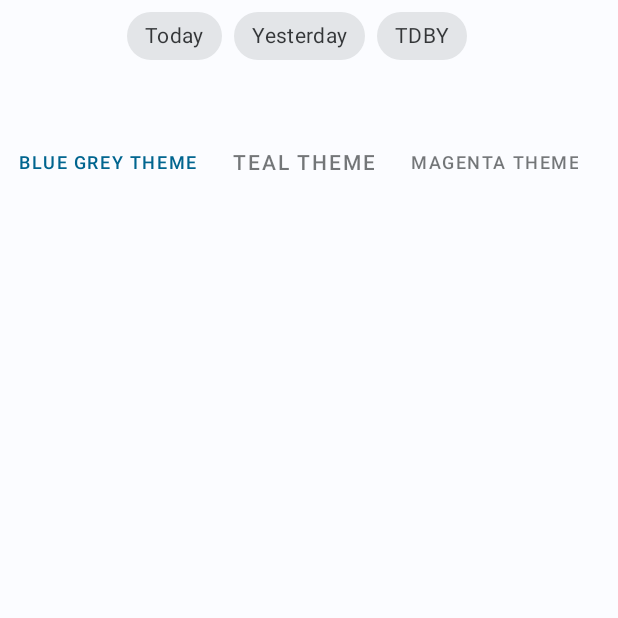
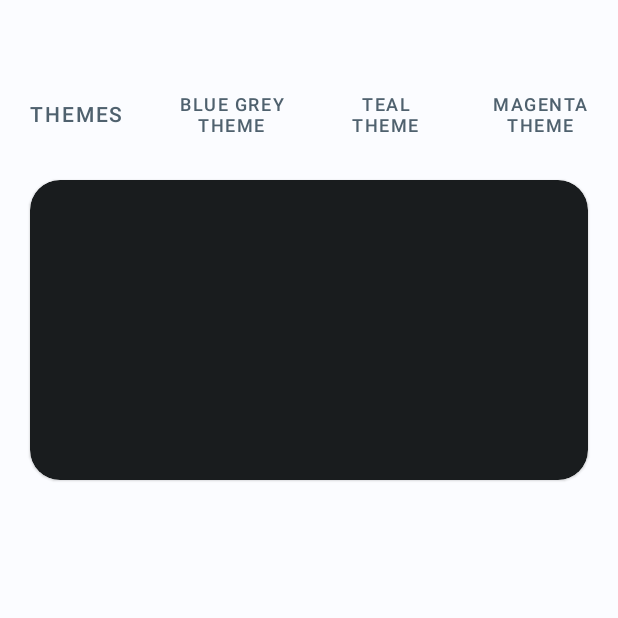
Before and after one commit to PolinaRrr/MD_GBProject, an Android app: the screen it shows after launch (MainActivity), after a tap on "settings", on a phone screen of 412 x 824 dp, the top half of it. Run offline under Robolectric (Android 15) with nearby library versions, the phone set to English and light mode, and no system bars; pictures from the network do not load.

Commit message:
HW 2
Переключение тем: да здравствуют костыли!

```diff
--- a/app/src/main/java/com/example/md_gbproject/view/MainActivity.kt
+++ b/app/src/main/java/com/example/md_gbproject/view/MainActivity.kt
@@ -12,7 +12,6 @@ class MainActivity : AppCompatActivity() {
         super.onCreate(savedInstanceState)
         setTheme(getIdTheme(getCurrentIdTheme()))
         setContentView(R.layout.activity_main)
-
         if (savedInstanceState == null) {
             supportFragmentManager.beginTransaction()
                 .replace(R.id.container, PictureOfDayFragment.newInstance()).commit()
--- a/app/src/main/java/com/example/md_gbproject/view/picture/PictureOfDayFragment.kt
+++ b/app/src/main/java/com/example/md_gbproject/view/picture/PictureOfDayFragment.kt
@@ -3,6 +3,7 @@ package com.example.md_gbproject.view.picture
 import android.content.Intent
 import android.net.Uri
 import android.os.Bundle
+import android.util.Log
 import android.view.*
 import androidx.core.content.ContextCompat
 import androidx.fragment.app.Fragment
@@ -176,7 +177,8 @@ class PictureOfDayFragment : Fragment() {
 
         when (pictureOfDayState) {
             is PictureOfDayState.Error -> {
-
+                Log.d("@@@","error ${pictureOfDayState.error}")
+                Glide.with(this).load(SURPRISE_IMAGE).into(binding.image)
             }
             is PictureOfDayState.Loading -> {
 
--- a/app/src/main/java/com/example/md_gbproject/viewmodel/PictureOfDayViewModel.kt
+++ b/app/src/main/java/com/example/md_gbproject/viewmodel/PictureOfDayViewModel.kt
@@ -34,6 +34,7 @@ class PictureOfDayViewModel(
                 }
             }else{
                 liveData.postValue(PictureOfDayState.Error(Exception()))
+
             }
         }
 
@@ -53,6 +54,7 @@ class PictureOfDayViewModel(
     fun sendRequestForYesterday(){
         liveData.postValue(PictureOfDayState.Loading(null))
         pictureOfTheDayRetrofitImpl.getRetrofit().getPictureOfTheDay(BuildConfig.NASA_API_KEY,Utils.getData(YESTERDAY)).enqueue(callback)
+
     }
 
     //отправка за позавчера
--- a/app/src/main/res/layout/fragment_settings.xml
+++ b/app/src/main/res/layout/fragment_settings.xml
@@ -3,66 +3,41 @@
     xmlns:app="http://schemas.android.com/apk/res-auto"
     android:layout_width="match_parent"
     android:layout_height="match_parent"
-    android:orientation="vertical"
-    android:id="@+id/settings_container">
+    android:orientation="vertical">
 
-
-    <com.google.android.material.chip.ChipGroup
-        android:id="@+id/chip_group"
-        android:layout_width="wrap_content"
-        android:layout_height="wrap_content"
-        android:layout_gravity="center_horizontal"
-        app:layout_constraintEnd_toEndOf="parent"
-        app:layout_constraintHorizontal_bias="0.497"
-        app:layout_constraintStart_toStartOf="parent"
-        app:layout_constraintTop_toTopOf="parent"
-        app:singleSelection="true">
-
-        <com.google.android.material.chip.Chip
-            android:layout_width="wrap_content"
-            android:layout_height="wrap_content"
-            android:text="@string/today" />
-
-        <com.google.android.material.chip.Chip
-            android:layout_width="wrap_content"
-            android:layout_height="wrap_content"
-            android:text="@string/yesterday" />
-
-        <com.google.android.material.chip.Chip
-            android:layout_width="wrap_content"
-            android:layout_height="wrap_content"
-            android:text="@string/tdby" />
-    </com.google.android.material.chip.ChipGroup>
 
     <com.google.android.material.tabs.TabLayout
 
         android:id="@+id/tabLayout"
         android:layout_width="match_parent"
         android:layout_height="wrap_content"
-        android:layout_marginTop="36dp"
-        android:orientation="vertical"
-
+        android:layout_marginTop="52dp"
         app:layout_constraintEnd_toEndOf="parent"
         app:layout_constraintHorizontal_bias="0.0"
         app:layout_constraintStart_toStartOf="parent"
-        app:layout_constraintTop_toBottomOf="@+id/chip_group">
+        app:layout_constraintTop_toTopOf="parent"
+        app:tabIconTint="?attr/brandColor_colorSecondary"
+        app:tabTextColor="?attr/brandColor_colorSecondary">
 
         <com.google.android.material.tabs.TabItem
             android:layout_width="wrap_content"
             android:layout_height="?actionBarSize"
-            android:tag="one"
-            android:text="@string/grey_blue_theme"/>
+            android:text="@string/themes"
+            android:clickable="false"/>
 
         <com.google.android.material.tabs.TabItem
             android:layout_width="wrap_content"
             android:layout_height="?actionBarSize"
-            android:tag="two"
+            android:text="@string/grey_blue_theme" />
+
+        <com.google.android.material.tabs.TabItem
+            android:layout_width="wrap_content"
+            android:layout_height="?actionBarSize"
             android:text="@string/teal_theme" />
 
         <com.google.android.material.tabs.TabItem
             android:layout_width="wrap_content"
             android:layout_height="?actionBarSize"
-            android:tag="three"
             android:text="@string/magenta_theme" />
 
     </com.google.android.material.tabs.TabLayout>
@@ -72,11 +47,12 @@
         android:layout_width="match_parent"
         android:layout_height="200dp"
         android:layout_margin="20dp"
+        android:layout_marginTop="136dp"
         app:cardBackgroundColor="?colorOnBackground"
+        app:cardCornerRadius="20dp"
         app:layout_constraintEnd_toEndOf="parent"
         app:layout_constraintStart_toStartOf="parent"
-        app:layout_constraintTop_toBottomOf="@+id/tabLayout"
-        app:cardCornerRadius="20dp"/>
+        app:layout_constraintTop_toBottomOf="@+id/tabLayout" />
 
 
 </androidx.constraintlayout.widget.ConstraintLayout>
--- a/app/src/main/res/values-night/strings.xml
+++ b/app/src/main/res/values-night/strings.xml
@@ -3,4 +3,5 @@
     <string name="grey_blue_theme">Grey Blue Theme</string>
     <string name="teal_theme">Teal Theme</string>
     <string name="magenta_theme">Magenta Theme</string>
+    <string name="themes">Themes</string>
 </resources>
--- a/app/src/main/res/values/strings.xml
+++ b/app/src/main/res/values/strings.xml
@@ -15,4 +15,5 @@
     <string name="grey_blue_theme">Blue Grey Theme</string>
     <string name="teal_theme">Teal Theme</string>
     <string name="magenta_theme">Magenta Theme</string>
+    <string name="themes">Themes</string>
 </resources>
--- a/app/src/main/res/values/styles.xml
+++ b/app/src/main/res/values/styles.xml
@@ -3,10 +3,8 @@
     <style name="BlueGreyStyleChip" parent="Widget.MaterialComponents.Chip.Choice" />
 
     <style name="BlueGreyThemeProject" parent="GrayThemeProject">
-        <item name="boxStrokeColor">#37474F</item>
-        <item name="helperTextEnabled">false</item>
-        <item name="counterEnabled">false</item>
-        <item name="errorTextColor">#263238</item>
+
+        <item name="brandColor">@color/blue_gray_700</item>
         <item name="brandColor_colorPrimary">@color/bg_theme_light_primary</item>
         <item name="brandColor_colorSecondary">@color/bg_theme_light_secondary</item>
         <item name="brandColor_colorPrimaryVariant">@color/bg_theme_light_primaryVariant</item>
--- a/app/src/main/res/values/themes.xml
+++ b/app/src/main/res/values/themes.xml
@@ -38,8 +38,5 @@
         <item name="tint">?brandColor_tint</item>
     </style>
 
-    <style name="TabTextStyle" parent="Widget.Design.TabLayout">
-        <item name="tabTextColor">?brandColor_tabTextColor</item>
-    </style>
 
 </resources>
```
Also changed, not shown: app/src/main/java/com/example/md_gbproject/view/settings/SettingsFragment.kt (+6 -32 lines), 1 other file.
